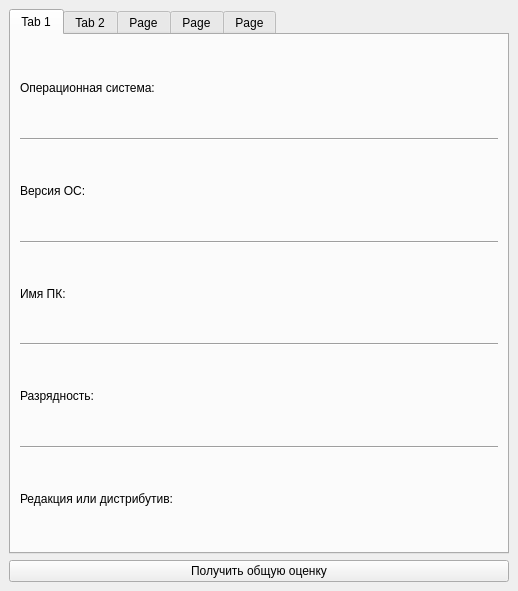
The window that pi-design.ui (parselt134/pi) describes before a commit, drawn with Qt 5.
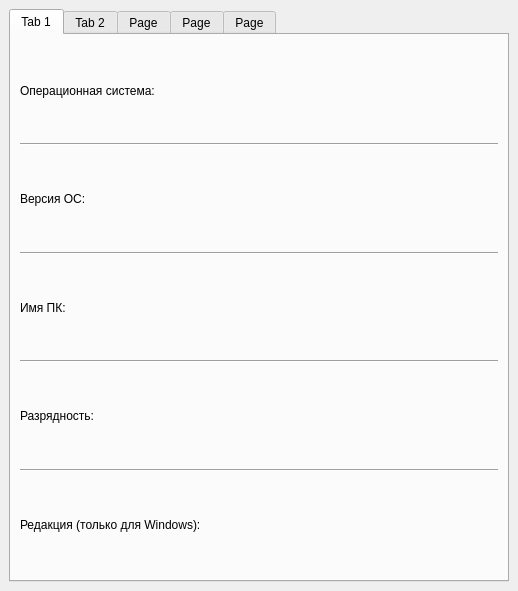
The same window after the commit. Custom widgets are drawn as their Qt base class.

Commit message: Delete button Get general estimation

What changed in the file:
```diff
--- a/pi-design.ui
+++ b/pi-design.ui
@@ -61,7 +61,7 @@
             <item row="8" column="0">
              <widget class="QLabel" name="edition_label">
               <property name="text">
-               <string>Редакция или дистрибутив: </string>
+               <string>Редакция (только для Windows): </string>
               </property>
              </widget>
             </item>
@@ -431,13 +431,6 @@
         </widget>
        </widget>
       </item>
-      <item>
-       <widget class="QPushButton" name="pushButton">
-        <property name="text">
-         <string>Получить общую оценку</string>
-        </property>
-       </widget>
-      </item>
      </layout>
     </item>
    </layout>
```
